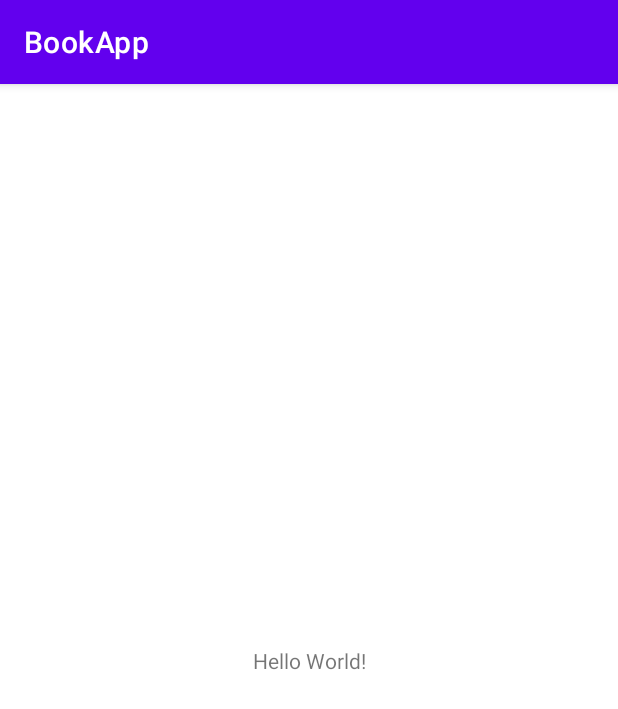
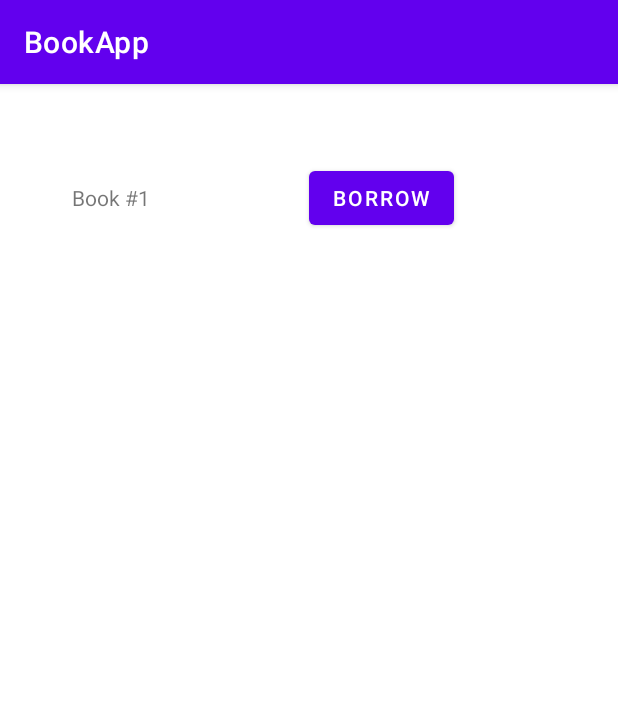
Before and after one commit to louisheal/Bookswapp-Mobile-App, an Android app: the screen it shows after launch (MainActivity), on a phone screen of 412 x 824 dp. Shown: the top 709 px of the screen. Run offline under Robolectric (Android 15) with nearby library versions, the phone set to English and light mode, and no system bars.

Commit message:
[ad4220] [feat] Added a borrow button and accompanying message.

```diff
--- a/app/src/main/java/ac/ic/bookapp/MainActivity.kt
+++ b/app/src/main/java/ac/ic/bookapp/MainActivity.kt
@@ -2,10 +2,17 @@ package ac.ic.bookapp
 
 import androidx.appcompat.app.AppCompatActivity
 import android.os.Bundle
+import android.widget.Button
+import android.widget.Toast
 
 class MainActivity : AppCompatActivity() {
   override fun onCreate(savedInstanceState: Bundle?) {
     super.onCreate(savedInstanceState)
     setContentView(R.layout.activity_main)
+    val button1: Button = findViewById<Button>(R.id.button6)
+    button1.setOnClickListener {
+      val borrowToast = Toast.makeText(this, "Book Borrowed", Toast.LENGTH_SHORT)
+      borrowToast.show()
+    }
   }
 }
--- a/app/src/main/res/layout/activity_main.xml
+++ b/app/src/main/res/layout/activity_main.xml
@@ -2,17 +2,35 @@
 <androidx.constraintlayout.widget.ConstraintLayout xmlns:android="http://schemas.android.com/apk/res/android"
     xmlns:app="http://schemas.android.com/apk/res-auto"
     xmlns:tools="http://schemas.android.com/tools"
-    android:layout_width="match_parent"
+    android:layout_width="wrap_content"
     android:layout_height="match_parent"
     tools:context=".MainActivity">
 
-    <TextView
-        android:layout_width="wrap_content"
-        android:layout_height="wrap_content"
-        android:text="Hello World!"
-        app:layout_constraintBottom_toBottomOf="parent"
-        app:layout_constraintEnd_toEndOf="parent"
+    <TableLayout
+        android:layout_width="330dp"
+        android:layout_height="625dp"
+        android:layout_marginStart="48dp"
+        android:layout_marginTop="52dp"
         app:layout_constraintStart_toStartOf="parent"
-        app:layout_constraintTop_toTopOf="parent" />
+        app:layout_constraintTop_toTopOf="parent">
 
+        <TableRow
+            android:layout_width="wrap_content"
+            android:layout_height="match_parent">
+
+            <TextView
+                android:id="@+id/textView2"
+                android:layout_width="158dp"
+                android:layout_height="wrap_content"
+                android:text="Book #1" />
+
+            <Button
+                android:id="@+id/button6"
+                android:layout_width="wrap_content"
+                android:layout_height="wrap_content"
+                android:text="Borrow" />
+
+        </TableRow>
+
+    </TableLayout>
 </androidx.constraintlayout.widget.ConstraintLayout>
```
